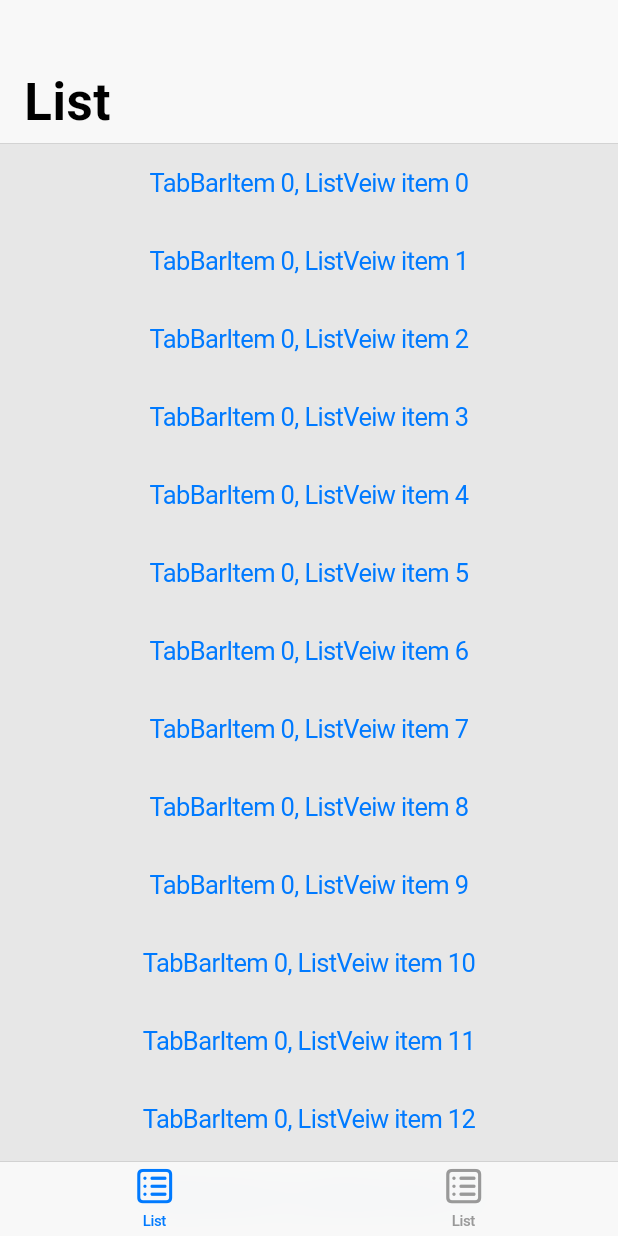
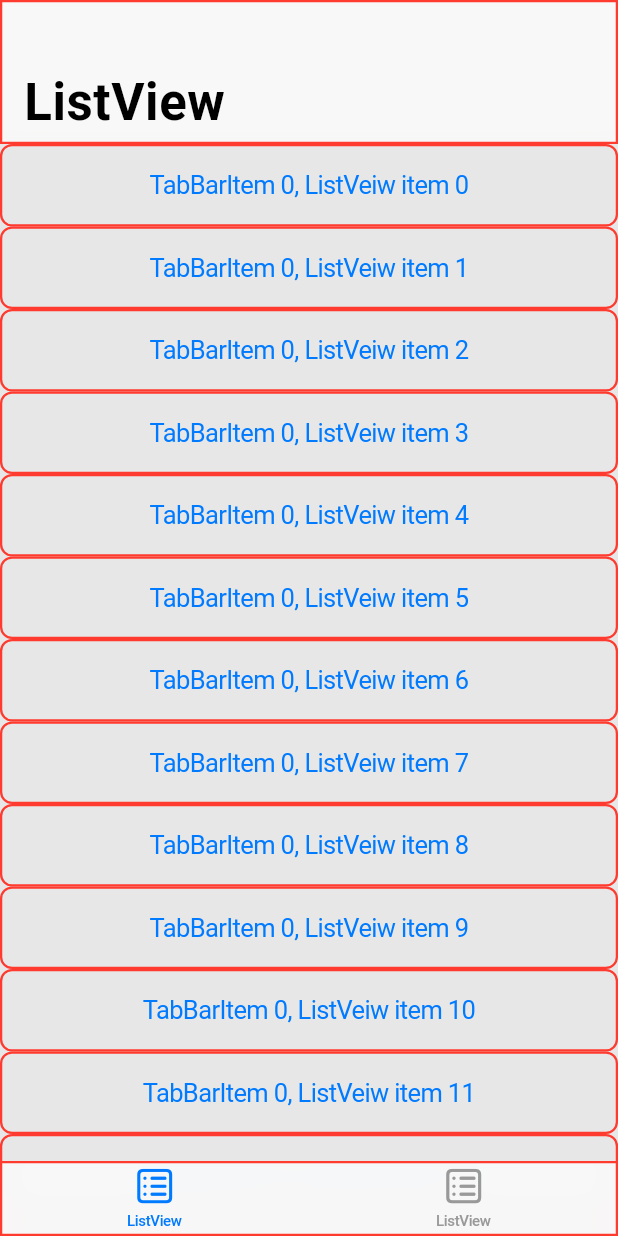
Before and after one commit to danny-berg-whitt/playground, a Flutter app: the screen it shows after launch, on a phone screen of 412 x 824 dp. Run offline on Flutter 3.47's test engine with Material 2 defaults, Android fonts, the phone set to English and light mode, and no system bars.

Commit message:
decorate widgets with borders to reveal gap

```diff
--- a/ctb/lib/main.dart
+++ b/ctb/lib/main.dart
@@ -21,16 +21,21 @@ class CupertinoTabBarExample extends StatelessWidget {
 
   @override
   Widget build(BuildContext context) {
+    const tabBarTitle = 'ListView';
     return CupertinoTabScaffold(
       tabBar: CupertinoTabBar(
+        border: Border.all(
+          color: CupertinoColors.systemRed,
+          width: 1.5,
+        ),
         items: const <BottomNavigationBarItem>[
           BottomNavigationBarItem(
             icon: Icon(CupertinoIcons.square_list),
-            label: 'List',
+            label: tabBarTitle,
           ),
           BottomNavigationBarItem(
             icon: Icon(CupertinoIcons.square_list),
-            label: 'List',
+            label: tabBarTitle,
           ),
         ],
       ),
@@ -40,8 +45,12 @@ class CupertinoTabBarExample extends StatelessWidget {
             return NestedScrollView(
               headerSliverBuilder: (context, innerBoxIsScrolled) {
                 return [
-                  const CupertinoSliverNavigationBar(
-                    largeTitle: Text('List'),
+                  CupertinoSliverNavigationBar(
+                    largeTitle: const Text(tabBarTitle),
+                    border: Border.all(
+                      color: CupertinoColors.systemRed,
+                      width: 1.5,
+                    ),
                   )
                 ];
               },
@@ -51,10 +60,16 @@ class CupertinoTabBarExample extends StatelessWidget {
                       notification.metrics.maxScrollExtent);
                 },
                 child: ListView.builder(
-                  itemCount: 100,
+                  itemCount: 20,
                   itemBuilder: (context, itemIndex) {
-                    return SizedBox(
-                      width: _columnWidth(context),
+                    return Container(
+                      decoration: BoxDecoration(
+                        border: Border.all(
+                          color: CupertinoColors.systemRed,
+                          width: 1.5,
+                        ),
+                        borderRadius: BorderRadius.circular(8.0),
+                      ),
                       child: CupertinoButton(
                         onPressed: () {
                           _showAlertDialog(
@@ -81,12 +96,12 @@ class CupertinoTabBarExample extends StatelessWidget {
   void _showAlertDialog(BuildContext context, String message) {
     showCupertinoDialog(
       context: context,
-      builder: (BuildContext context) {
+      builder: (context) {
         return CupertinoAlertDialog(
           content: Text(message),
           actions: <Widget>[
             CupertinoDialogAction(
-              child: const Text("OK"),
+              child: const Text('OK'),
               onPressed: () {
                 Navigator.of(context).pop(); // Close the dialog
               },
@@ -97,11 +112,3 @@ class CupertinoTabBarExample extends StatelessWidget {
     );
   }
 }
-
-double _columnWidth(context, {columns = 2}) {
-  var mediaQueryData = MediaQuery.of(context);
-  var width = Orientation.portrait == mediaQueryData.orientation
-      ? mediaQueryData.size.shortestSide
-      : mediaQueryData.size.longestSide;
-  return width / columns;
-}
```
